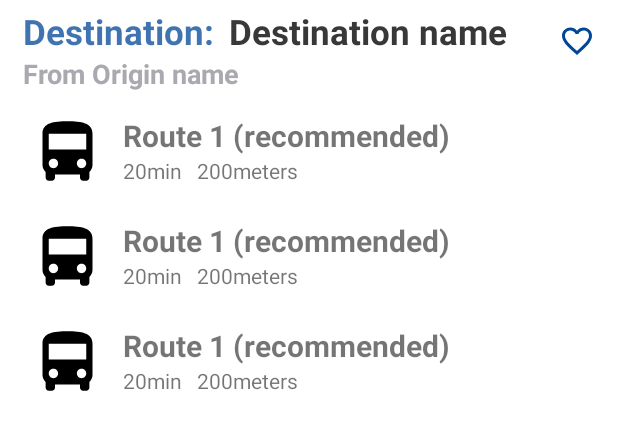
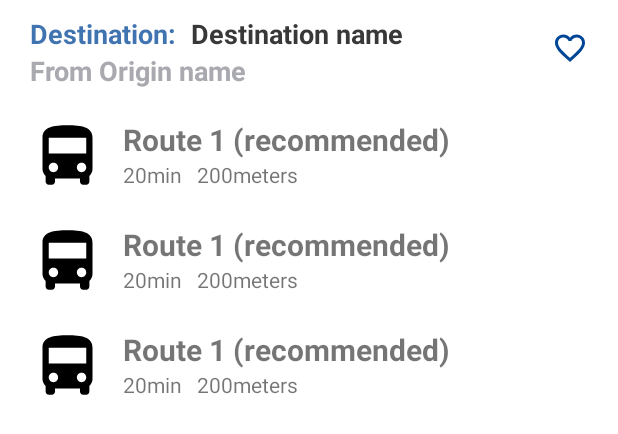
Before and after one commit to lat-02-mobile/lat02-routes-android, an Android app: the layout route_details_bottom_sheet.xml on its own in the app's theme, with its tools: preview values and no code run, on a phone screen of 412 x 824 dp. Shown: the top 434 px of the screen. Run offline under Robolectric (Android 15) with nearby library versions, the phone set to English and light mode, and no system bars.

Commit message:
JRA-18 Added point names, and bounded walking path

```diff
--- a/app/src/main/res/layout/route_details_bottom_sheet.xml
+++ b/app/src/main/res/layout/route_details_bottom_sheet.xml
@@ -9,34 +9,36 @@
     android:background="@color/white"
     android:orientation="vertical"
     app:layout_behavior="com.google.android.material.bottomsheet.BottomSheetBehavior"
-    app:behavior_peekHeight="70dp">
+    app:behavior_peekHeight="65dp">
 
     <androidx.constraintlayout.widget.ConstraintLayout
         android:layout_width="match_parent"
         android:layout_height="wrap_content"
-        android:layout_margin="5dp">
+        android:layout_margin="10dp">
         <TextView
             android:id="@+id/tv_destination"
             android:layout_width="wrap_content"
             android:layout_height="wrap_content"
-            android:textSize="23sp"
+            android:textSize="18sp"
             android:textStyle="bold"
             android:paddingStart="10dp"
             android:textColor="@color/color_primary_gradient"
             android:text="@string/destination"
             app:layout_constraintTop_toTopOf="parent"
             app:layout_constraintStart_toStartOf="parent"/>
+
         <TextView
             android:id="@+id/tv_destination_name"
-            android:layout_width="wrap_content"
+            android:layout_width="0dp"
             android:layout_height="wrap_content"
-            android:textSize="23sp"
-            android:textStyle="bold"
             android:paddingStart="10dp"
             android:textColor="@color/color_secondary"
-            android:text="Destination name"
+            android:textSize="18sp"
+            android:textStyle="bold"
+            app:layout_constraintEnd_toStartOf="@+id/favorite_button"
+            app:layout_constraintStart_toEndOf="@id/tv_destination"
             app:layout_constraintTop_toTopOf="parent"
-            app:layout_constraintStart_toEndOf="@id/tv_destination"/>
+            tools:text="Destination name" />
         <ImageButton
             android:id="@+id/favorite_button"
             android:layout_width="wrap_content"
@@ -56,7 +58,7 @@
             android:textStyle="bold"
             android:paddingStart="10dp"
             android:textColor="@color/gray_color"
-            android:text="From Origin name"
+            tools:text="From Origin name"
             app:layout_constraintTop_toBottomOf="@id/tv_destination"
             app:layout_constraintStart_toStartOf="parent"/>
     </androidx.constraintlayout.widget.ConstraintLayout>
```
Also changed, not shown: app/src/main/java/com/jalasoft/routesapp/ui/routes/view/PossibleRoutesFragment.kt (+15 -0 lines).
